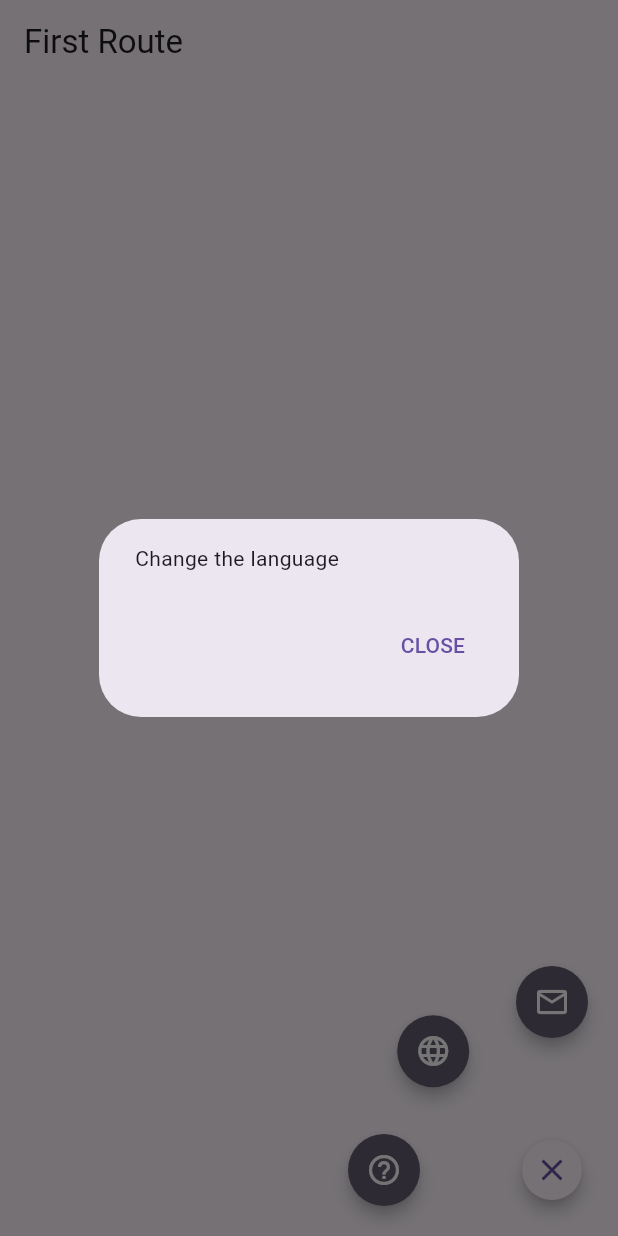
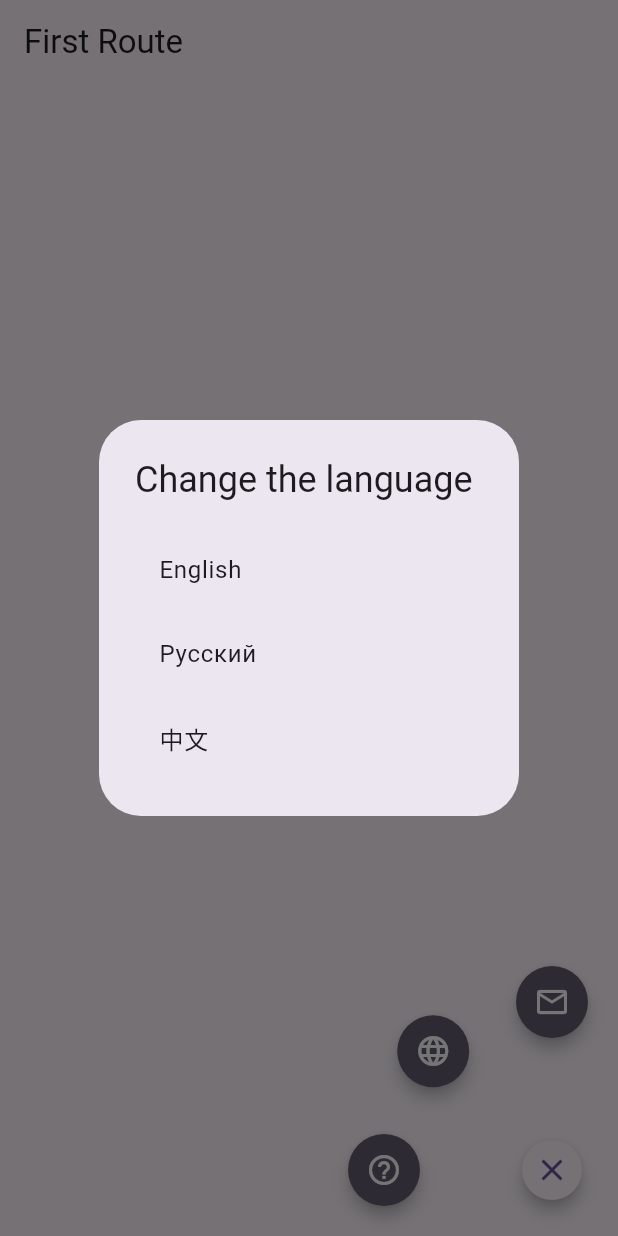
Before and after one commit to vabelash/CourseWork_2025, a Flutter app: the screen it shows after launch, after a tap on the "close" icon, after a tap on the "language" icon, on a phone screen of 412 x 824 dp. Run offline on Flutter 3.47's test engine with Material 3 defaults, Android fonts, the phone set to English and light mode, and no system bars.

Commit message:
частичная локализация

```diff
--- a/lib/main.dart
+++ b/lib/main.dart
@@ -1,26 +1,186 @@
 import 'dart:math' as math;
 import 'package:flutter/material.dart';
+import 'package:flutter_localizations/flutter_localizations.dart';
 
 void main() {
-  runApp(const MaterialApp(title: 'Navigation Basics', home: FirstRoute()));
+  runApp(const MyApp());
 }
+
+class MyApp extends StatefulWidget {
+  const MyApp({super.key});
+
+  static void setLocale(BuildContext context, Locale newLocale) {
+    MyAppState? state = context.findAncestorStateOfType<MyAppState>();
+    state?.setLocale(newLocale);
+  }
+
+  @override
+  MyAppState createState() => MyAppState();
+}
+
+class MyAppState extends State<MyApp> {
+  Locale? _locale;
+
+  void setLocale(Locale locale) {
+    setState(() {
+      _locale = locale;
+    });
+  }
+
+  @override
+  Widget build(BuildContext context) {
+    return MaterialApp(
+      title: 'Navigation Basics',
+      locale: _locale,
+      localizationsDelegates: [
+        AppLocalizations.delegate,
+        GlobalMaterialLocalizations.delegate,
+        GlobalWidgetsLocalizations.delegate,
+      ],
+      supportedLocales: [
+        const Locale('en', ''),
+        const Locale('ru', ''),
+        const Locale('zh', ''),
+      ],
+      home: const FirstRoute(),
+    );
+  }
+}
+
+class AppLocalizations {
+  final Locale locale;
+
+  AppLocalizations(this.locale);
+
+  static AppLocalizations? of(BuildContext context) {
+    return Localizations.of<AppLocalizations>(context, AppLocalizations);
+  }
+
+  static const LocalizationsDelegate<AppLocalizations> delegate = AppLocalizationsDelegate();
+
+  static final Map<String, Map<String, String>> _localizedValues = {
+    'en': {
+      'title': 'First Route',
+      'start': 'Start',
+      'help': 'Help',
+      'changeLanguage': 'Change the language',
+      'getInformation': 'Get information',
+      'close': 'CLOSE',
+      'chooseExercise': 'Choose an exercise',
+      'startWorkout': 'Start my workout',
+      'finishWorkout': 'Finish my workout',
+
+    },
+    'ru': {
+      'title': 'Первый маршрут',
+      'start': 'Начать',
+      'help': 'Помощь',
+      'changeLanguage': 'Изменить язык',
+      'getInformation': 'Получить информацию',
+      'close': 'ЗАКРЫТЬ',
+      'chooseExercise': 'Выберите упражнение',
+      'startWorkout': 'Начать тренировку',
+      'finishWorkout': 'Завершить тренировку',
+    },
+    'zh': {
+      'title': '第一路由',
+      'start': '开始',
+      'help': '帮助',
+      'changeLanguage': '更改语言',
+      'getInformation': '获取信息',
+      'close': '关闭',
+      'chooseExercise': '选择一个练习',
+      'startWorkout': '开始我的锻炼',
+      'finishWorkout': '完成我的锻炼',
+    },
+  };
+
+  String? get title => _localizedValues[locale.languageCode]?['title'];
+  String? get start => _localizedValues[locale.languageCode]?['start'];
+  String? get help => _localizedValues[locale.languageCode]?['help'];
+  String? get changeLanguage => _localizedValues[locale.languageCode]?['changeLanguage'];
+  String? get getInformation => _localizedValues[locale.languageCode]?['getInformation'];
+  String? get close => _localizedValues[locale.languageCode]?['close'];
+  String? get chooseExercise => _localizedValues[locale.languageCode]?['chooseExercise'];
+  String? get startWorkout => _localizedValues[locale.languageCode]?['startWorkout'];
+  String? get finishWorkout => _localizedValues[locale.languageCode]?['finishWorkout'];
+}
+
+class AppLocalizationsDelegate extends LocalizationsDelegate<AppLocalizations> {
+  const AppLocalizationsDelegate();
+
+  @override
+  bool isSupported(Locale locale) {
+    return ['en', 'ru', 'zh'].contains(locale.languageCode);
+  }
+
+  @override
+  Future<AppLocalizations> load(Locale locale) async {
+    return AppLocalizations(locale);
+  }
+
+  @override
+  bool shouldReload(AppLocalizationsDelegate old) => false;
+}
+
 
 class FirstRoute extends StatelessWidget {
   const FirstRoute({super.key});
 
   void _showAction(BuildContext context, int index) {
-    final actionTitles = ['Help', 'Change the language', 'Get information'];
+    final actionTitles = [
+      AppLocalizations.of(context)!.help,
+      AppLocalizations.of(context)!.changeLanguage,
+      AppLocalizations.of(context)!.getInformation,
+    ];
     showDialog<void>(
       context: context,
       builder: (context) {
         return AlertDialog(
-          content: Text(actionTitles[index]),
+          content: Text(actionTitles[index]!),
           actions: [
             TextButton(
               onPressed: () => Navigator.of(context).pop(),
-              child: const Text('CLOSE'),
+              child: Text(AppLocalizations.of(context)!.close!),
             ),
           ],
+        );
+      },
+    );
+  }
+
+  void _changeLanguage(BuildContext context) {
+    showDialog<void>(
+      context: context,
+      builder: (context) {
+        return AlertDialog(
+          title: Text(AppLocalizations.of(context)!.changeLanguage!),
+          content: Column(
+            mainAxisSize: MainAxisSize.min,
+            children: [
+              ListTile(
+                title: const Text('English'),
+                onTap: () {
+                  MyApp.setLocale(context, const Locale('en'));
+                  Navigator.of(context).pop();
+                },
+              ),
+              ListTile(
+                title: const Text('Русский'),
+                onTap: () {
+                  MyApp.setLocale(context, const Locale('ru'));
+                  Navigator.of(context).pop();
+                },
+              ),
+              ListTile(
+                title: const Text('中文'),
+                onTap: () {
+                  MyApp.setLocale(context, const Locale('zh'));
+                  Navigator.of(context).pop();
+                },
+              ),
+            ],
+          ),
         );
       },
     );
@@ -29,10 +189,10 @@
   @override
   Widget build(BuildContext context) {
     return Scaffold(
-      appBar: AppBar(title: const Text('First Route')),
+      appBar: AppBar(title: Text(AppLocalizations.of(context)!.title!)),
       body: Center(
         child: ElevatedButton(
-          child: const Text('Start', style: TextStyle(fontSize: 24)),
+          child: Text(AppLocalizations.of(context)!.start!, style: const TextStyle(fontSize: 24)),
           onPressed: () {
             Navigator.push(
               context,
@@ -49,7 +209,7 @@
             icon: const Icon(Icons.help_outline),
           ),
           ActionButton(
-            onPressed: () => _showAction(context, 1),
+            onPressed: () => _changeLanguage(context),
             icon: const Icon(Icons.language),
           ),
           ActionButton(
@@ -105,7 +265,7 @@
                     borderRadius: BorderRadius.circular(10),
                     borderSide: const BorderSide(color: Color.fromARGB(255, 198, 157, 252), width: 2.5),
                   ),
-                  labelText: 'Choose an exercise',
+                  labelText: AppLocalizations.of(context)!.chooseExercise,
                   labelStyle: Theme.of(context).textTheme.titleMedium?.copyWith(fontSize: 18),
                 ),
                 items: _exercises
@@ -137,7 +297,7 @@
                   padding: const EdgeInsets.symmetric(horizontal: 32, vertical: 16),
                 ),
                 child: Text(
-                  _isWorkoutStarted ? 'Finish my workout' : 'Start my workout',
+                  _isWorkoutStarted ? AppLocalizations.of(context)!.finishWorkout! : AppLocalizations.of(context)!.startWorkout!,
                   style: const TextStyle(fontSize: 18),
                 ),
               ),
@@ -166,8 +326,7 @@
   State<ExpandableFab> createState() => _ExpandableFabState();
 }
 
-class _ExpandableFabState extends State<ExpandableFab>
-    with SingleTickerProviderStateMixin {
+class _ExpandableFabState extends State<ExpandableFab> with SingleTickerProviderStateMixin {
   late final AnimationController _controller;
   late final Animation<double> _expandAnimation;
   bool _open = false;
--- a/pubspec.yaml
+++ b/pubspec.yaml
@@ -30,6 +30,9 @@ environment:
 dependencies:
   flutter:
     sdk: flutter
+  flutter_localizations:
+    sdk: flutter
+
 
   # The following adds the Cupertino Icons font to your application.
   # Use with the CupertinoIcons class for iOS style icons.
```
Also changed, not shown: pubspec.lock.
